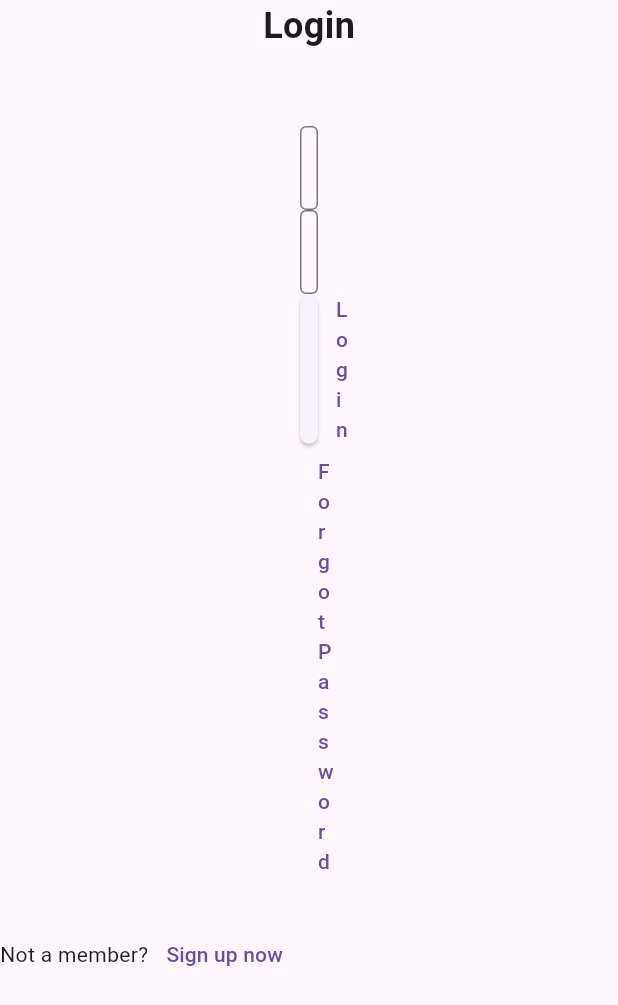
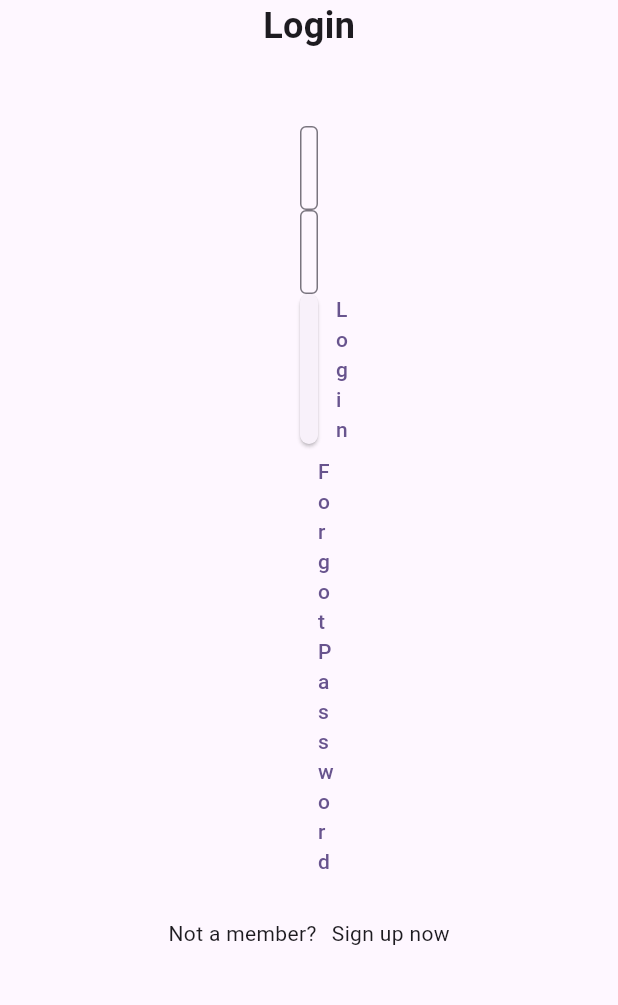
Before and after one commit to Abdul-Hadi-Jalil/flutter-signup-login, a Flutter app: the screen it shows after launch, on a phone screen of 412 x 824 dp. Shown: the top 1005 px of the screen. Run offline on Flutter 3.47's test engine with Material 3 defaults, Android fonts, the phone set to English and light mode, and no system bars.

```diff
--- a/lib/main.dart
+++ b/lib/main.dart
@@ -1,60 +1,22 @@
 import 'package:flutter/material.dart';
+
+import 'screens/login.dart';
 
 void main() {
   runApp(MyApp());
 }
 
 class MyApp extends StatelessWidget {
+  const MyApp({super.key});
+
   @override
   Widget build(BuildContext context) {
     return MaterialApp(
       title: 'Flutter Login/Signup app',
-      home: Scaffold(
-        body: Column(
-          children: [
-            Center(
-              child: Text(
-                'Login',
-                style: TextStyle(fontSize: 24, fontWeight: FontWeight.bold),
-              ),
-            ),
-            Padding(
-              padding: const EdgeInsets.only(
-                left: 200,
-                right: 200,
-                top: 50,
-                bottom: 20,
-              ),
-              child: Column(
-                children: [
-                  TextField(
-                    decoration: InputDecoration(
-                      hintText: 'Username',
-                      border: OutlineInputBorder(),
-                    ),
-                  ),
-                  TextField(
-                    decoration: InputDecoration(
-                      border: OutlineInputBorder(),
-                      labelText: 'Password',
-                    ),
-                  ),
-                  ElevatedButton(onPressed: () {}, child: Text('Login')),
-                  TextButton(onPressed: () {}, child: Text('Forgot Password')),
-                ],
-              ),
-            ),
-            Center(
-              child: Row(
-                children: [
-                  Text('Not a member?'),
-                  TextButton(onPressed: () {}, child: Text('Sign up now')),
-                ],
-              ),
-            ),
-          ],
-        ),
+      theme: ThemeData(
+        colorScheme: ColorScheme.fromSeed(seedColor: Colors.deepPurple),
       ),
+      home: const Login(),
     );
   }
 }
--- /dev/null
+++ b/lib/screens/login.dart
@@ -0,0 +1,70 @@
+import 'package:flutter/material.dart';
+import 'package:flutter_application_1/screens/signup.dart';
+
+class Login extends StatelessWidget {
+  const Login({super.key});
+
+  @override
+  Widget build(BuildContext context) {
+    return Scaffold(
+      body: Column(
+        children: [
+          Center(
+            child: Text(
+              'Login',
+              style: TextStyle(fontSize: 24, fontWeight: FontWeight.bold),
+            ),
+          ),
+          Padding(
+            padding: const EdgeInsets.only(
+              left: 200,
+              right: 200,
+              top: 50,
+              bottom: 20,
+            ),
+            child: Column(
+              children: [
+                TextField(
+                  decoration: InputDecoration(
+                    hintText: 'Username',
+                    border: OutlineInputBorder(),
+                  ),
+                ),
+                TextField(
+                  decoration: InputDecoration(
+                    border: OutlineInputBorder(),
+                    labelText: 'Password',
+                  ),
+                ),
+                ElevatedButton(onPressed: () {}, child: Text('Login')),
+                TextButton(onPressed: () {}, child: Text('Forgot Password')),
+              ],
+            ),
+          ),
+          Center(
+            child: Row(
+              spacing: 10,
+              mainAxisSize: MainAxisSize.min,
+              children: [
+                Text('Not a member?'),
+                InkWell(
+                  onTap: () {
+                    Navigator.push(
+                      context,
+                      MaterialPageRoute(builder: (context) => Signup()),
+                    );
+                  },
+                  hoverColor: Colors.transparent,
+                  focusColor: Colors.transparent,
+                  splashColor: Colors.transparent,
+                  highlightColor: Colors.transparent,
+                  child: Text('Sign up now'),
+                ),
+              ],
+            ),
+          ),
+        ],
+      ),
+    );
+  }
+}
```
Also changed, not shown: lib/screens/signup.dart (added, +93 -0 lines).
